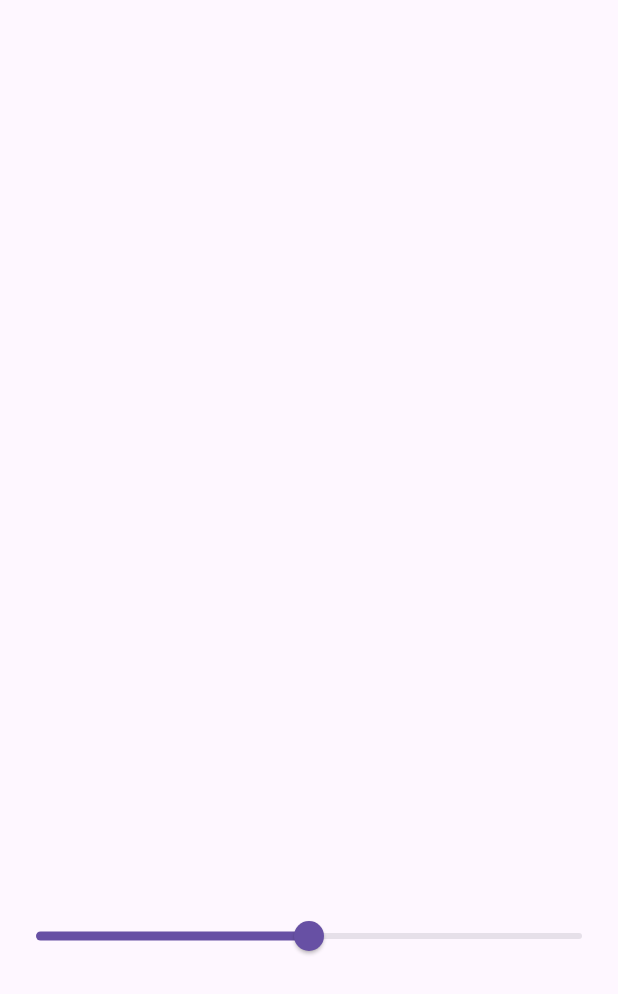
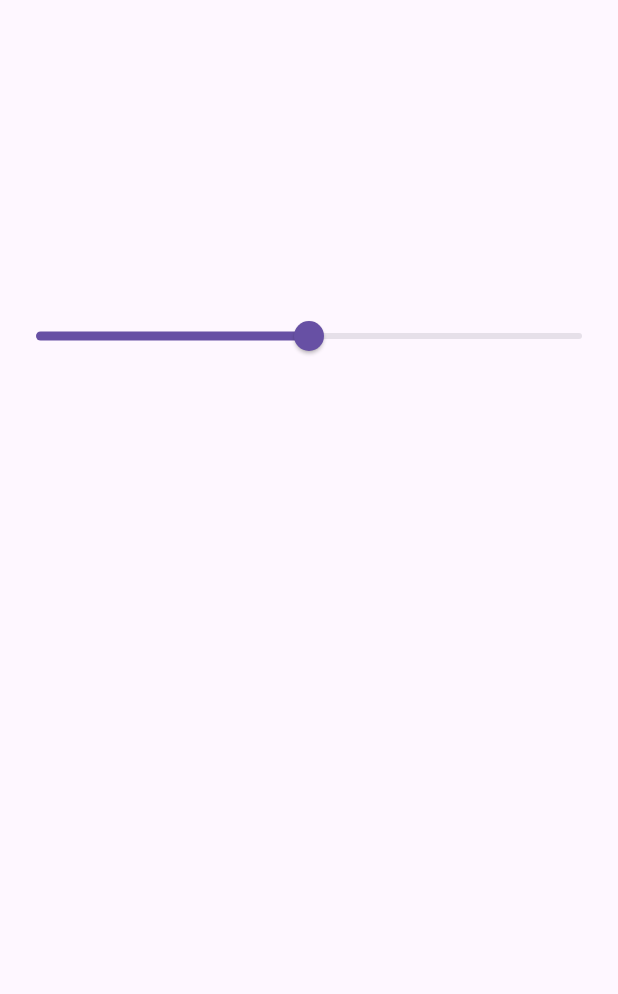
Before and after one commit to tinashemahwenda/slider_app, a Flutter app: the screen it shows after launch, on a phone screen of 412 x 824 dp. Shown: the top 994 px of the screen. Run offline on Flutter 3.47's test engine with Material 3 defaults, Android fonts, the phone set to English and light mode, and no system bars.

Commit message:
Adjusted sizing

```diff
--- a/lib/main.dart
+++ b/lib/main.dart
@@ -30,7 +30,7 @@ class _HomeScreenState extends State<HomeScreen> {
         body: Column(
       children: [
         SizedBox(
-          height: 600,
+          height: 200,
         ),
         Slider(
           value: _moodValue,
```
